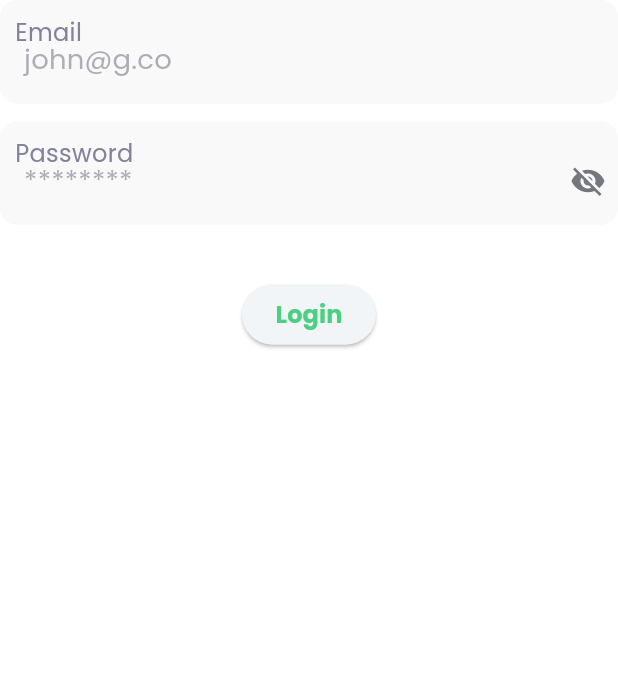
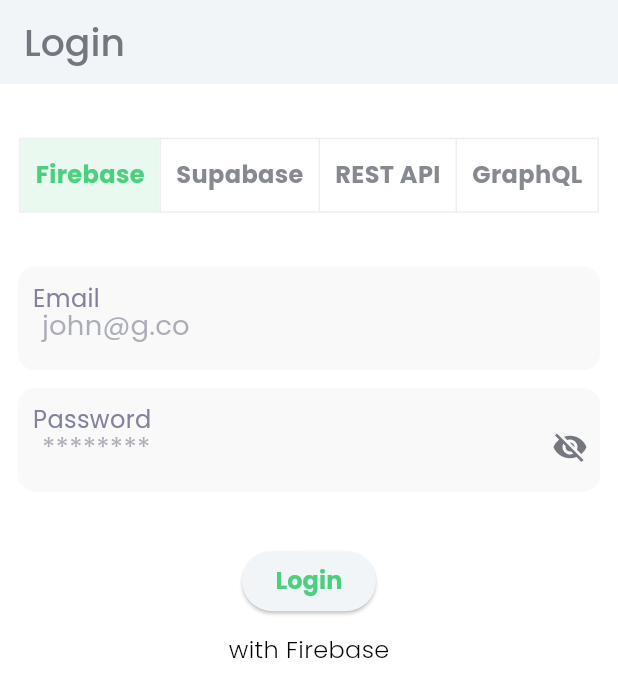
Before and after one commit to Nash-Crate/flutter_auth_showcase, a Flutter app: the screen it shows after launch, after a tap on "Login", on a phone screen of 412 x 824 dp. Shown: the top 697 px of the screen. Run offline on Flutter 3.47's test engine with Material 3 defaults, Android fonts, the phone set to English and light mode, and no system bars; our stand-ins replace bot_toast, firebase_auth, firebase_core, flutter_bloc, flutter_screenutil, fpdart and 7 more; accounts and stored records are empty; generated files the repository leaves out were written again.

Commit message:
[f/login] login with firebase is complete;

```diff
--- a/lib/features/auth/login/core/repositories/i_login_repository.dart
+++ b/lib/features/auth/login/core/repositories/i_login_repository.dart
@@ -3,6 +3,9 @@ import 'package:flutter_auth/features/common/common.dart';
 
 /// interface for login repository
 mixin ILoginRepository {
-  /// Login with email and password
+  /// Login with email and password for Firebase
   AsyncFailT<AuthUser> loginWithEmailPasswordFirebase(LoginWithEmailPasswordParams params);
+
+  /// Login with email and password for Superbase
+  AsyncFailT<AuthUser> loginWithEmailPasswordSuperbase(LoginWithEmailPasswordParams params);
 }
--- /dev/null
+++ b/lib/features/auth/login/core/usecases/login_with_email_password_superbase.dart
@@ -0,0 +1,18 @@
+import 'package:flutter_auth/features/auth/login/login.dart';
+import 'package:flutter_auth/features/common/common.dart';
+import 'package:fpdart/fpdart.dart';
+import 'package:injectable/injectable.dart';
+
+/// Login with email and password use case
+@singleton
+class LoginWithEmailPasswordSuperbase implements Usecase<AuthUser, LoginWithEmailPasswordParams> {
+  /// Constructor for the use case
+  const LoginWithEmailPasswordSuperbase(this._loginRepository);
+
+  final ILoginRepository _loginRepository;
+
+  @override
+  Future<Either<Failure, AuthUser>> call(LoginWithEmailPasswordParams params) {
+    return _loginRepository.loginWithEmailPasswordSuperbase(params);
+  }
+}
--- a/lib/features/auth/login/infrastructure/repositories/login_repository.dart
+++ b/lib/features/auth/login/infrastructure/repositories/login_repository.dart
@@ -15,4 +15,9 @@ class LoginRepository implements ILoginRepository {
   AsyncFailT<AuthUser> loginWithEmailPasswordFirebase(LoginWithEmailPasswordParams params) {
     return _loginDatasource.loginWithEmailPasswordFirebase(params);
   }
+
+  @override
+  AsyncFailT<AuthUser> loginWithEmailPasswordSuperbase(LoginWithEmailPasswordParams params) {
+    return _loginDatasource.loginWithEmailPasswordSuperbase(params);
+  }
 }
--- a/lib/features/auth/login/presentation/bloc/login_cubit.dart
+++ b/lib/features/auth/login/presentation/bloc/login_cubit.dart
@@ -1,3 +1,4 @@
+import 'package:flutter_auth/features/auth/login/core/usecases/login_with_email_password_superbase.dart';
 import 'package:flutter_auth/features/auth/login/login.dart';
 import 'package:flutter_auth/features/common/common.dart';
 import 'package:flutter_bloc/flutter_bloc.dart';
@@ -12,9 +13,15 @@ part 'login_state.dart';
 @injectable
 class LoginCubit extends Cubit<LoginState> {
   /// Constructor
-  LoginCubit(this._loginWithEmailPasswordFirebase) : super(LoginState.initial());
+  LoginCubit(this._loginWithEmailPasswordFirebase, this._loginWithEmailPasswordSuperbase)
+    : super(LoginState.initial());
 
   final LoginWithEmailPasswordFirebase _loginWithEmailPasswordFirebase;
+  final LoginWithEmailPasswordSuperbase _loginWithEmailPasswordSuperbase;
+
+  /// on set authentication platform
+  void onSetAuthenticationPlatform(int index) =>
+      emit(state.copyWith(authPlatform: AuthenticationPlatform.values[index]));
 
   /// on set email
   void onSetEmail(String email) => emit(state.copyWith(email: EmailAddress(email)));
@@ -35,16 +42,15 @@ class LoginCubit extends Cubit<LoginState> {
 
       late final Either<Failure, AuthUser> res;
 
-      switch (state.loginPlatform) {
-        case LoginPlatform.firebase:
+      switch (state.authPlatform) {
+        case AuthenticationPlatform.firebase:
           res = await _loginWithEmailPasswordFirebase(params);
-        case LoginPlatform.superbase:
+        case AuthenticationPlatform.superbase:
+          res = await _loginWithEmailPasswordSuperbase(params);
+        case AuthenticationPlatform.restApi:
           // TODO: Handle this case.
           throw UnimplementedError();
-        case LoginPlatform.restApi:
-          // TODO: Handle this case.
-          throw UnimplementedError();
-        case LoginPlatform.graphql:
+        case AuthenticationPlatform.graphql:
           // TODO: Handle this case.
           throw UnimplementedError();
       }
--- a/lib/features/auth/login/presentation/bloc/login_state.dart
+++ b/lib/features/auth/login/presentation/bloc/login_state.dart
@@ -1,19 +1,4 @@
 part of 'login_cubit.dart';
-
-/// Login platform enum
-enum LoginPlatform {
-  /// Firebase login
-  firebase,
-
-  /// Superbase login
-  superbase,
-
-  /// Rest API login
-  restApi,
-
-  /// GraphQL login
-  graphql,
-}
 
 /// Login state
 @freezed
@@ -25,7 +10,7 @@ abstract class LoginState with _$LoginState {
     @Default(false) bool isProcessing,
     Either<Failure, AuthUser>? result,
 
-    @Default(LoginPlatform.firebase) LoginPlatform loginPlatform,
+    @Default(AuthenticationPlatform.firebase) AuthenticationPlatform authPlatform,
   }) = _LoginState;
 
   /// Initial state
--- /dev/null
+++ b/lib/features/auth/login/presentation/pages/login_page.app_bar.dart
@@ -0,0 +1,17 @@
+part of 'login_page.dart';
+
+/// Login page app bar
+class LoginPageAppBar extends StatelessWidget implements PreferredSizeWidget {
+  /// constructor
+  const LoginPageAppBar({super.key});
+
+  @override
+  Size get preferredSize => const Size.fromHeight(kToolbarHeight);
+
+  @override
+  Widget build(BuildContext context) {
+    return AppBar(
+      title: const Text('Login'),
+    );
+  }
+}
--- a/lib/features/auth/login/presentation/pages/login_page.dart
+++ b/lib/features/auth/login/presentation/pages/login_page.dart
@@ -1,3 +1,4 @@
+import 'package:collection/collection.dart';
 import 'package:flutter/material.dart';
 import 'package:flutter_auth/extensions/extensions.dart';
 import 'package:flutter_auth/features/auth/login/login.dart';
@@ -7,6 +8,7 @@ import 'package:flutter_auth/injection.dart';
 import 'package:flutter_bloc/flutter_bloc.dart';
 import 'package:go_router/go_router.dart';
 
+part 'login_page.app_bar.dart';
 part 'login_page.ui.middle.dart';
 
 /// Login page
@@ -35,6 +37,7 @@ class LoginPage extends StatelessWidget {
             listenWhen: (previous, current) => previous.user?.id != current.user?.id,
             listener: onLoginStateChanged,
             child: const Scaffold(
+              appBar: LoginPageAppBar(),
               body: SafeArea(child: LoginPageUiMiddle()),
             ),
           );
--- a/lib/features/auth/login/presentation/pages/login_page.ui.middle.dart
+++ b/lib/features/auth/login/presentation/pages/login_page.ui.middle.dart
@@ -36,8 +36,38 @@ class _LoginPageUiMiddleState extends State<LoginPageUiMiddle> {
   @override
   Widget build(BuildContext context) {
     return SingleChildScrollView(
+      child: Padding(
+        padding: EdgeInsets.symmetric(horizontal: 10.h),
         child: Column(
           children: [
+            SizedBox(height: 30.h),
+            SingleChildScrollView(
+              scrollDirection: Axis.horizontal,
+              child: BlocBuilder<LoginCubit, LoginState>(
+                buildWhen: (previous, current) => previous.authPlatform != current.authPlatform,
+                builder: (context, state) {
+                  return ToggleButtons(
+                    isSelected: AuthenticationPlatform.values
+                        .map((p) => p == state.authPlatform)
+                        .toList(),
+                    onPressed: context.read<LoginCubit>().onSetAuthenticationPlatform,
+                    children: AuthenticationPlatform.values
+                        .map(
+                          (v) => Padding(
+                            padding: const EdgeInsets.symmetric(horizontal: 10),
+                            child: Text(
+                              v.label,
+                              style: const TextStyle(fontWeight: FontWeight.bold),
+                            ),
+                          ),
+                        )
+                        .toList(),
+                  );
+                },
+              ),
+            ),
+            SizedBox(height: 30.h),
+
             AppTextField(
               label: 'Email',
               hint: 'john@g.co',
@@ -69,7 +99,23 @@ class _LoginPageUiMiddleState extends State<LoginPageUiMiddle> {
                 );
               },
             ),
+
+            const SizedBox(height: 10),
+
+            BlocSelector<LoginCubit, LoginState, AuthenticationPlatform>(
+              selector: (state) => state.authPlatform,
+              builder: (context, authPlatform) {
+                return Row(
+                  mainAxisAlignment: MainAxisAlignment.center,
+                  children: [
+                    const Text('with '),
+                    Text(authPlatform.label),
                   ],
+                );
+              },
+            ),
+          ],
+        ),
       ),
     );
   }
--- a/lib/features/common/common.dart
+++ b/lib/features/common/common.dart
@@ -1,4 +1,5 @@
 export './core/core.dart';
+export './enums/enums.dart';
 export './errors/errors.dart';
 export './presentation/presentation.dart';
 export './types/types.dart';
--- a/lib/features/common/core/entities/auth_user.dart
+++ b/lib/features/common/core/entities/auth_user.dart
@@ -9,7 +9,6 @@ abstract class AuthUser with _$AuthUser {
   const factory AuthUser({
     required String id,
     required String email,
-    required String name,
     required String token,
     required String? refreshToken,
   }) = _AuthUser;
--- /dev/null
+++ b/lib/features/common/enums/authentication.dart
@@ -0,0 +1,19 @@
+/// Authentication platform enum
+enum AuthenticationPlatform {
+  /// Firebase login
+  firebase('Firebase'),
+
+  /// Superbase login
+  superbase('Supabase'),
+
+  /// Rest API login
+  restApi('REST API'),
+
+  /// GraphQL login
+  graphql('GraphQL');
+
+  const AuthenticationPlatform(this.label);
+
+  /// label for the login platform
+  final String label;
+}
--- /dev/null
+++ b/lib/features/common/enums/enums.dart
@@ -0,0 +1,2 @@
+//GENERATED BARREL FILE
+export 'authentication.dart';
--- a/pubspec.yaml
+++ b/pubspec.yaml
@@ -57,6 +57,7 @@ dependencies:
   freezed_annotation: ^3.1.0
   logger: ^2.6.1
   package_info_plus: ^8.3.0
+  supabase_flutter: ^2.9.1
 
 dev_dependencies:
   # code analyzers
```
Also changed, not shown: lib/features/auth/login/infrastructure/datasources/login_datasource.dart (+32 -5 lines), pubspec.lock, 1 other file. Lines whose indentation alone changed are shown as unchanged.
